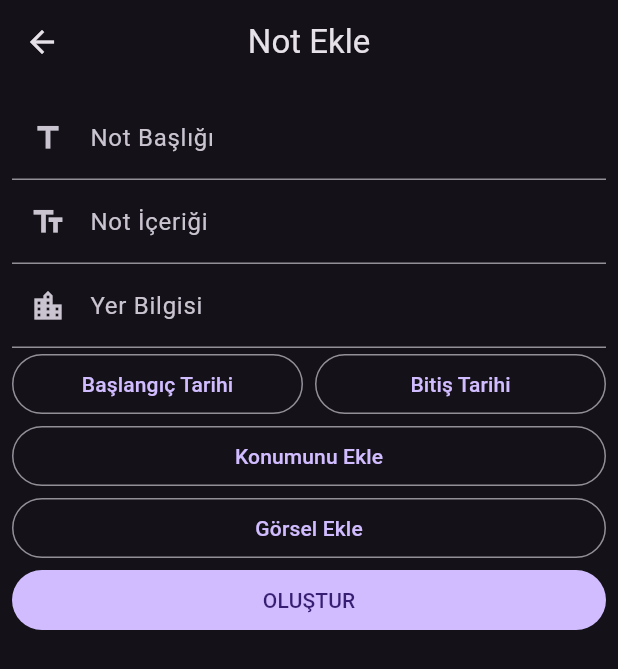
After one commit to ygtsmt/todo_list_case_study, a Flutter app: the TodosFormScreen screen opened directly, after a tap on "OLUŞTUR", on a phone screen of 412 x 824 dp. The commit adds this screen. Shown: the top 669 px of the screen. Run offline on Flutter 3.47's test engine with Material 2 defaults, Android fonts, the phone set to English and light mode, and no system bars; our stand-ins replace bloc, cloud_firestore, equatable, firebase_auth, firebase_core, flutter_bloc and 1 more; missing offline and left inert: flutter_adaptive_ui; accounts and stored records are empty.

Commit message:
add todo and list screen without location and image

```diff
--- a/lib/app/features/todos/bloc/todos_bloc.dart
+++ b/lib/app/features/todos/bloc/todos_bloc.dart
@@ -1,13 +1,52 @@
-import 'package:bloc/bloc.dart';
-import 'package:meta/meta.dart';
 
-part 'todos_event.dart';
-part 'todos_state.dart';
+import 'package:flutter_bloc/flutter_bloc.dart';
+import 'package:todo_list_case_study/app/features/todos/bloc/todos_event.dart';
+import 'package:todo_list_case_study/app/features/todos/bloc/todos_state.dart';
+import 'package:todo_list_case_study/app/features/todos/data/todo_services.dart';
 
-class TodosBloc extends Bloc<TodosEvent, TodosState> {
-  TodosBloc() : super(TodosInitial()) {
-    on<TodosEvent>((event, emit) {
-      // TODO: implement event handler
+class TodoBloc extends Bloc<TodoEvent, TodoState> {
+  final FirestoreServiceTodos _firestoreService;
+
+  TodoBloc(this._firestoreService) : super(TodoInitial()) {
+    on<LoadTodos>((event, emit) async {
+      try {
+        emit(TodoLoading());
+        final todos = await _firestoreService.getTodos(event.uid).first;
+        emit(TodoLoaded(todos));
+      } catch (e) {
+        emit(TodoError('Failed to load todos.'));
+      }
     });
+
+    on<AddTodo>((event, emit) async {
+      try {
+        emit(TodoLoading());
+        await _firestoreService.addTodo(event.todo,event.uid);
+        emit(TodoOperationSuccess('Todo added successfully.'));
+      } catch (e) {
+        emit(TodoError('Failed to add todo.'));
+      }
+    });
+
+    on<UpdateTodo>((event, emit)  async {
+      try {
+        emit(TodoLoading());
+        await _firestoreService.updateTodo(event.todo);
+        emit(TodoOperationSuccess('Todo updated successfully.'));
+      } catch (e) {
+        emit(TodoError('Failed to update todo.'));
+      }
+    });
+
+    on<DeleteTodo>((event, emit) async {
+      try {
+        emit(TodoLoading());
+        await _firestoreService.deleteTodo(event.todoId);
+        emit(TodoOperationSuccess('Todo deleted successfully.'));
+      } catch (e) {
+        emit(TodoError('Failed to delete todo.'));
+      }
+    });
+
   }
 }
--- a/lib/app/features/todos/bloc/todos_event.dart
+++ b/lib/app/features/todos/bloc/todos_event.dart
@@ -1,4 +1,29 @@
-part of 'todos_bloc.dart';
+import 'package:flutter/material.dart';
+import 'package:todo_list_case_study/app/features/todos/data/model/todo_model.dart';
 
 @immutable
-sealed class TodosEvent {}
+abstract class TodoEvent {}
+
+class LoadTodos extends TodoEvent {
+  final String uid;
+  LoadTodos(this.uid);
+}
+
+class AddTodo extends TodoEvent {
+  final TodoModel todo;
+  final String uid;
+
+  AddTodo(this.todo, this.uid);
+}
+
+class UpdateTodo extends TodoEvent {
+  final TodoModel todo;
+
+  UpdateTodo(this.todo);
+}
+
+class DeleteTodo extends TodoEvent {
+  final String todoId;
+
+  DeleteTodo(this.todoId);
+}
--- a/lib/app/features/todos/bloc/todos_state.dart
+++ b/lib/app/features/todos/bloc/todos_state.dart
@@ -1,6 +1,27 @@
-part of 'todos_bloc.dart';
+import 'package:flutter/material.dart';
+import 'package:todo_list_case_study/app/features/todos/data/model/todo_model.dart';
 
 @immutable
-sealed class TodosState {}
+abstract class TodoState {}
 
-final class TodosInitial extends TodosState {}
+class TodoInitial extends TodoState {}
+
+class TodoLoading extends TodoState {}
+
+class TodoLoaded extends TodoState {
+  final List<TodoModel> todos;
+
+  TodoLoaded(this.todos);
+}
+
+class TodoOperationSuccess extends TodoState {
+  final String message;
+
+  TodoOperationSuccess(this.message);
+}
+
+class TodoError extends TodoState {
+  final String errorMessage;
+
+  TodoError(this.errorMessage);
+}
--- /dev/null
+++ b/lib/app/features/todos/data/model/todo_model.dart
@@ -0,0 +1,40 @@
+class TodoModel {
+  String? id;
+  String? title;
+  String? description;
+  String? address;
+  String? startDate;
+  String? finishDate;
+  String? location;
+
+  TodoModel({
+    required this.id,
+    required this.title,
+    required this.description,
+    required this.address,
+    required this.startDate,
+    required this.finishDate,
+    required this.location,
+  });
+
+  TodoModel copyWith({
+    String? id,
+    String? title,
+    String? description,
+    String? address,
+    String? startDate,
+    String? finishDate,
+    String? location,
+  }) {
+    return TodoModel(
+      id: id ?? this.id,
+      title: title ?? title,
+      description: description ?? description,
+      address: address ?? address,
+      startDate: startDate ?? startDate,
+      finishDate: finishDate ?? finishDate,
+      location: location ?? location,
+
+    );
+  }
+}
--- /dev/null
+++ b/lib/app/features/todos/data/todo_services.dart
@@ -0,0 +1,69 @@
+import 'package:cloud_firestore/cloud_firestore.dart';
+import 'package:todo_list_case_study/app/features/todos/data/model/todo_model.dart';
+
+class FirestoreServiceTodos {
+  final CollectionReference _todosCollection = FirebaseFirestore.instance.collection('todos');
+
+  Stream<List<TodoModel>> getTodos(String userUid) {
+    final userDocRef = FirebaseFirestore.instance.collection('users').doc(userUid);
+
+    return userDocRef.snapshots().map((snapshot) {
+      if (!snapshot.exists) {
+        return [];
+      }
+
+      final userData = snapshot.data() as Map<String, dynamic>;
+      final todosData = userData['todos'] as List<dynamic>;
+
+      return todosData.map((todo) {
+        return TodoModel(
+          id: todo['id'],
+          title: todo['title'],
+          description: todo['description'],
+          address: todo['address'],
+          startDate: todo['startDate'],
+          finishDate: todo['finishDate'],
+          location: todo['location'],
+        );
+      }).toList();
+    });
+  }
+
+  Future<void> addTodo(TodoModel todo, String userUid) async {
+    try {
+      final userDocRef = FirebaseFirestore.instance.collection('users').doc(userUid);
+
+      await userDocRef.update({
+        'todos': FieldValue.arrayUnion([
+          {
+            'id': todo.id,
+            'title': todo.title,
+            'description': todo.description,
+            'address': todo.address,
+            'startDate': todo.startDate,
+            'finishDate': todo.finishDate,
+            'location': todo.location,
+          }
+        ])
+      });
+    } catch (error) {
+      print("Hata: $error");
+    }
+  }
+
+  Future<void> updateTodo(TodoModel todo) {
+    return _todosCollection.doc(todo.id).update({
+      'id': todo.id,
+      'title': todo.title,
+      'description': todo.description,
+      'address': todo.address,
+      'startDate': todo.startDate,
+      'finishDate': todo.finishDate,
+      'location': todo.location,
+    });
+  }
+
+  Future<void> deleteTodo(String todoId) {
+    return _todosCollection.doc(todoId).delete();
+  }
+}
--- /dev/null
+++ b/lib/app/features/todos/ui/todos_form.dart
@@ -0,0 +1,197 @@
+import 'package:firebase_auth/firebase_auth.dart';
+import 'package:flutter/material.dart';
+import 'package:flutter_bloc/flutter_bloc.dart';
+import 'package:form_field_validator/form_field_validator.dart';
+import 'package:todo_list_case_study/app/features/todos/bloc/todos_bloc.dart';
+import 'package:todo_list_case_study/app/features/todos/bloc/todos_event.dart';
+import 'package:todo_list_case_study/app/features/todos/bloc/todos_state.dart';
+import 'package:todo_list_case_study/app/features/todos/data/model/todo_model.dart';
+import 'package:uuid/uuid.dart';
+
+class TodosFormScreen extends StatefulWidget {
+  const TodosFormScreen({super.key});
+
+  @override
+  State<TodosFormScreen> createState() => _TodosFormScreenState();
+}
+
+class _TodosFormScreenState extends State<TodosFormScreen> {
+  DateTime _selectedFirstDate = DateTime.now();
+  DateTime _selectedLastDate = DateTime.now();
+  final TextEditingController _noteTitleController = TextEditingController();
+  final TextEditingController _noteDescriptionController = TextEditingController();
+  final TextEditingController _noteAddressController = TextEditingController();
+  String userUID = "";
+  var uuid = const Uuid();
+
+  @override
+  void initState() {
+    super.initState();
+    final auth = FirebaseAuth.instance;
+    userUID = auth.currentUser!.uid;
+  }
+
+  @override
+  Widget build(BuildContext context) {
+    return Scaffold(
+      appBar: AppBar(
+        centerTitle: true,
+        title: const Text("Not Ekle"),
+      ),
+      body: BlocBuilder<TodoBloc, TodoState>(
+        builder: (context, state) {
+          return SafeArea(
+            minimum: const EdgeInsets.all(8),
+            child: GestureDetector(
+              onTap: () {
+                FocusScope.of(context).unfocus();
+              },
+              child: Center(
+                child: Column(
+                  mainAxisAlignment: MainAxisAlignment.start,
+                  children: [
+                    TextFormField(
+                      controller: _noteTitleController,
+                      textInputAction: TextInputAction.next,
+                      keyboardType: TextInputType.text,
+                      autocorrect: false,
+                      decoration: const InputDecoration(
+                        labelText: 'Not Başlığı',
+                        prefixIcon: Icon(
+                          Icons.title_outlined,
+                        ),
+                      ),
+                      validator: MultiValidator(
+                        [
+                          RequiredValidator(errorText: 'Boş bırakılamaz.'),
+                        ],
+                      ),
+                    ),
+                    TextFormField(
+                      controller: _noteDescriptionController,
+                      textInputAction: TextInputAction.newline,
+                      keyboardType: TextInputType.multiline,
+                      maxLines: null,
+                      autocorrect: false,
+                      decoration: const InputDecoration(
+                        labelText: 'Not İçeriği',
+                        prefixIcon: Icon(
+                          Icons.text_fields_outlined,
+                        ),
+                      ),
+                      validator: MultiValidator(
+                        [
+                          RequiredValidator(errorText: 'Boş bırakılamaz.'),
+                        ],
+                      ),
+                    ),
+                    TextFormField(
+                      controller: _noteAddressController,
+                      textInputAction: TextInputAction.next,
+                      keyboardType: TextInputType.text,
+                      autocorrect: false,
+                      decoration: const InputDecoration(
+                        labelText: 'Yer Bilgisi',
+                        prefixIcon: Icon(
+                          Icons.location_city_outlined,
+                        ),
+                      ),
+                      validator: MultiValidator(
+                        [
+                          RequiredValidator(errorText: 'Boş bırakılamaz.'),
+                        ],
+                      ),
+                    ),
+                    Row(
+                      children: [
+                        Expanded(
+                            child: SizedBox(
+                                width: double.infinity,
+                                child: OutlinedButton(
+                                    onPressed: () {
+                                      _selectFirstDate(context);
+                                    },
+                                    child: const Text("Başlangıç Tarihi")))),
+                        const SizedBox(
+                          width: 8,
+                        ),
+                        Expanded(
+                            child: SizedBox(
+                                width: double.infinity,
+                                child: OutlinedButton(
+                                    onPressed: () {
+                                      _selectLastDate(context);
+                                    },
+                                    child: const Text("Bitiş Tarihi")))),
+                      ],
+                    ),
+                    SizedBox(
+                        width: double.infinity,
+                        child: OutlinedButton(
+                            onPressed: () {
+                              _selectFirstDate(context);
+                            },
+                            child: const Text("Konumunu Ekle"))),
+                    SizedBox(
+                        width: double.infinity,
+                        child: OutlinedButton(
+                            onPressed: () {
+                              _selectFirstDate(context);
+                            },
+                            child: const Text("Görsel Ekle"))),
+                    SizedBox(
+                        width: double.infinity,
+                        child: FilledButton(
+                            onPressed: () {
+                              final todo = TodoModel(
+                                id: uuid.v1(),
+                                title: _noteTitleController.text,
+                                description: _noteDescriptionController.text,
+                                address: _noteAddressController.text,
+                                startDate: _selectedFirstDate.toString(),
+                                finishDate: _selectedLastDate.toString(),
+                                location: "location",
+                              );
+                              BlocProvider.of<TodoBloc>(context).add(AddTodo(todo, userUID));
+                            },
+                            child: const Text("OLUŞTUR"))),
+                  ],
+                ),
+              ),
+            ),
+          );
+        },
+      ),
+    );
+  }
+
+  Future<void> _selectFirstDate(BuildContext context) async {
+    final DateTime? picked = await showDatePicker(
+      context: context,
+      initialDate: _selectedFirstDate,
+      firstDate: DateTime(2000),
+      lastDate: DateTime(2101),
+    );
+
+    if (picked != null && picked != _selectedFirstDate) {
+      setState(() {
+        _selectedFirstDate = picked;
+      });
+    }
+  }
+
+  Future<void> _selectLastDate(BuildContext context) async {
+    final DateTime? picked = await showDatePicker(
+      context: context,
+      initialDate: _selectedLastDate,
+      firstDate: DateTime(2000),
+      lastDate: DateTime(2101),
+    );
+
+    if (picked != null && picked != _selectedLastDate) {
+      setState(() {
+        _selectedLastDate = picked;
+      });
+    }
+  }
+}
--- a/pubspec.yaml
+++ b/pubspec.yaml
@@ -17,6 +17,7 @@ dependencies:
   flutter_adaptive_ui: ^0.8.0+1
   flutter_bloc: ^8.1.3
   form_field_validator: ^1.1.0
+  uuid: ^4.0.0
 
 dev_dependencies:
   flutter_test:
```
Also changed, not shown: lib/app/features/todos/ui/todos_screen.dart (+61 -6 lines), lib/main.dart (+4 -3 lines), pubspec.lock.
